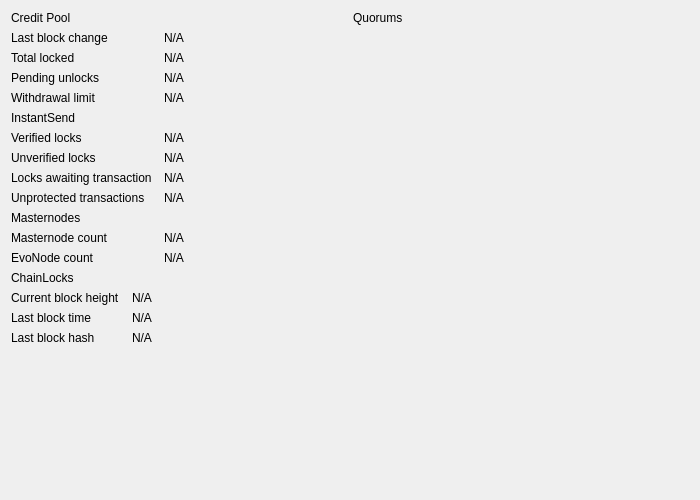
The window that src/qt/forms/subsystemswidget.ui (UdjinM6/dash) describes before a commit, drawn with Qt 5.
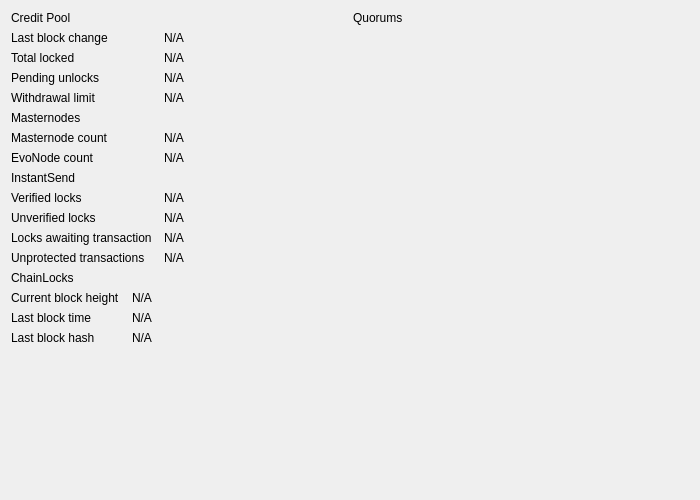
The same window after the commit.

Commit message: refactor(qt): swap Masternodes and Instantsend sections

```diff
--- a/src/qt/forms/subsystemswidget.ui
+++ b/src/qt/forms/subsystemswidget.ui
@@ -118,20 +118,73 @@
         </widget>
        </item>
        <item row="5" column="0">
+        <widget class="QLabel" name="labelMasternodes">
+         <property name="text">
+          <string>Masternodes</string>
+         </property>
+        </widget>
+       </item>
+       <item row="6" column="0">
+        <widget class="QLabel" name="masternodeCountLabel">
+         <property name="text">
+          <string>Masternode count</string>
+         </property>
+        </widget>
+       </item>
+       <item row="6" column="1">
+        <widget class="QLabel" name="masternodeCount">
+         <property name="cursor">
+          <cursorShape>IBeamCursor</cursorShape>
+         </property>
+         <property name="text">
+          <string>N/A</string>
+         </property>
+         <property name="textFormat">
+          <enum>Qt::PlainText</enum>
+         </property>
+         <property name="textInteractionFlags">
+          <set>Qt::LinksAccessibleByMouse|Qt::TextSelectableByKeyboard|Qt::TextSelectableByMouse</set>
+         </property>
+        </widget>
+       </item>
+       <item row="7" column="0">
+        <widget class="QLabel" name="evoCountLabel">
+         <property name="text">
+          <string>EvoNode count</string>
+         </property>
+        </widget>
+       </item>
+       <item row="7" column="1">
+        <widget class="QLabel" name="evoCount">
+         <property name="cursor">
+          <cursorShape>IBeamCursor</cursorShape>
+         </property>
+         <property name="text">
+          <string>N/A</string>
+         </property>
+         <property name="textFormat">
+          <enum>Qt::PlainText</enum>
+         </property>
+         <property name="textInteractionFlags">
+          <set>Qt::LinksAccessibleByMouse|Qt::TextSelectableByKeyboard|Qt::TextSelectableByMouse</set>
+         </property>
+        </widget>
+       </item>
+       <item row="8" column="0">
         <widget class="QLabel" name="labelInstantSend">
          <property name="text">
           <string>InstantSend</string>
          </property>
         </widget>
        </item>
-       <item row="6" column="0">
+       <item row="9" column="0">
         <widget class="QLabel" name="labelISLocksTitle">
          <property name="text">
           <string>Verified locks</string>
          </property>
         </widget>
        </item>
-       <item row="6" column="1">
+       <item row="9" column="1">
         <widget class="QLabel" name="labelISLocks">
          <property name="cursor">
           <cursorShape>IBeamCursor</cursorShape>
@@ -147,14 +200,14 @@
          </property>
         </widget>
        </item>
-       <item row="7" column="0">
+       <item row="10" column="0">
         <widget class="QLabel" name="labelISPendingTitle">
          <property name="text">
           <string>Unverified locks</string>
          </property>
         </widget>
        </item>
-       <item row="7" column="1">
+       <item row="10" column="1">
         <widget class="QLabel" name="labelISPending">
          <property name="cursor">
           <cursorShape>IBeamCursor</cursorShape>
@@ -170,14 +223,14 @@
          </property>
         </widget>
        </item>
-       <item row="8" column="0">
+       <item row="11" column="0">
         <widget class="QLabel" name="labelISWaitingTitle">
          <property name="text">
           <string>Locks awaiting transaction</string>
          </property>
         </widget>
        </item>
-       <item row="8" column="1">
+       <item row="11" column="1">
         <widget class="QLabel" name="labelISWaiting">
          <property name="cursor">
           <cursorShape>IBeamCursor</cursorShape>
@@ -193,68 +246,15 @@
          </property>
         </widget>
        </item>
-       <item row="9" column="0">
+       <item row="12" column="0">
         <widget class="QLabel" name="labelISUnprotectedTitle">
          <property name="text">
           <string>Unprotected transactions</string>
          </property>
         </widget>
        </item>
-       <item row="9" column="1">
-        <widget class="QLabel" name="labelISUnprotected">
-         <property name="cursor">
-          <cursorShape>IBeamCursor</cursorShape>
-         </property>
-         <property name="text">
-          <string>N/A</string>
-         </property>
-         <property name="textFormat">
-          <enum>Qt::PlainText</enum>
-         </property>
-         <property name="textInteractionFlags">
-          <set>Qt::LinksAccessibleByMouse|Qt::TextSelectableByKeyboard|Qt::TextSelectableByMouse</set>
-         </property>
-        </widget>
-       </item>
-       <item row="10" column="0">
-        <widget class="QLabel" name="labelMasternodes">
-         <property name="text">
-          <string>Masternodes</string>
-         </property>
-        </widget>
-       </item>
-       <item row="11" column="0">
-        <widget class="QLabel" name="masternodeCountLabel">
-         <property name="text">
-          <string>Masternode count</string>
-         </property>
-        </widget>
-       </item>
-       <item row="11" column="1">
-        <widget class="QLabel" name="masternodeCount">
-         <property name="cursor">
-          <cursorShape>IBeamCursor</cursorShape>
-         </property>
-         <property name="text">
-          <string>N/A</string>
-         </property>
-         <property name="textFormat">
-          <enum>Qt::PlainText</enum>
-         </property>
-         <property name="textInteractionFlags">
-          <set>Qt::LinksAccessibleByMouse|Qt::TextSelectableByKeyboard|Qt::TextSelectableByMouse</set>
-         </property>
-        </widget>
-       </item>
-       <item row="12" column="0">
-        <widget class="QLabel" name="evoCountLabel">
-         <property name="text">
-          <string>EvoNode count</string>
-         </property>
-        </widget>
-       </item>
        <item row="12" column="1">
-        <widget class="QLabel" name="evoCount">
+        <widget class="QLabel" name="labelISUnprotected">
          <property name="cursor">
           <cursorShape>IBeamCursor</cursorShape>
          </property>
```
